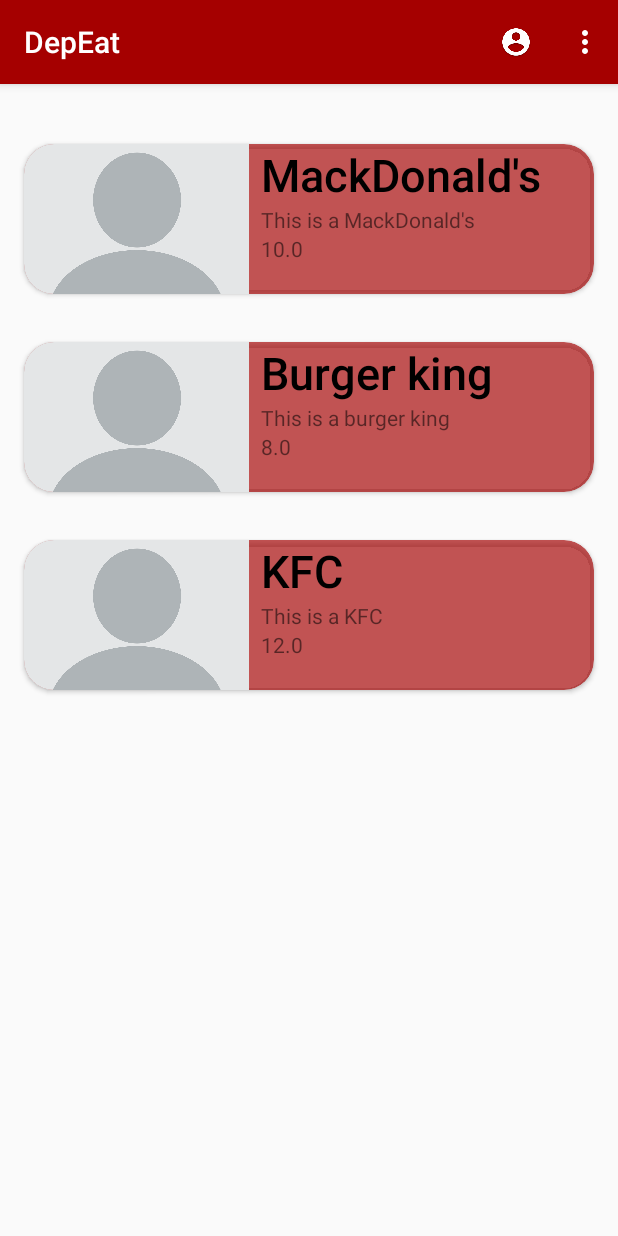
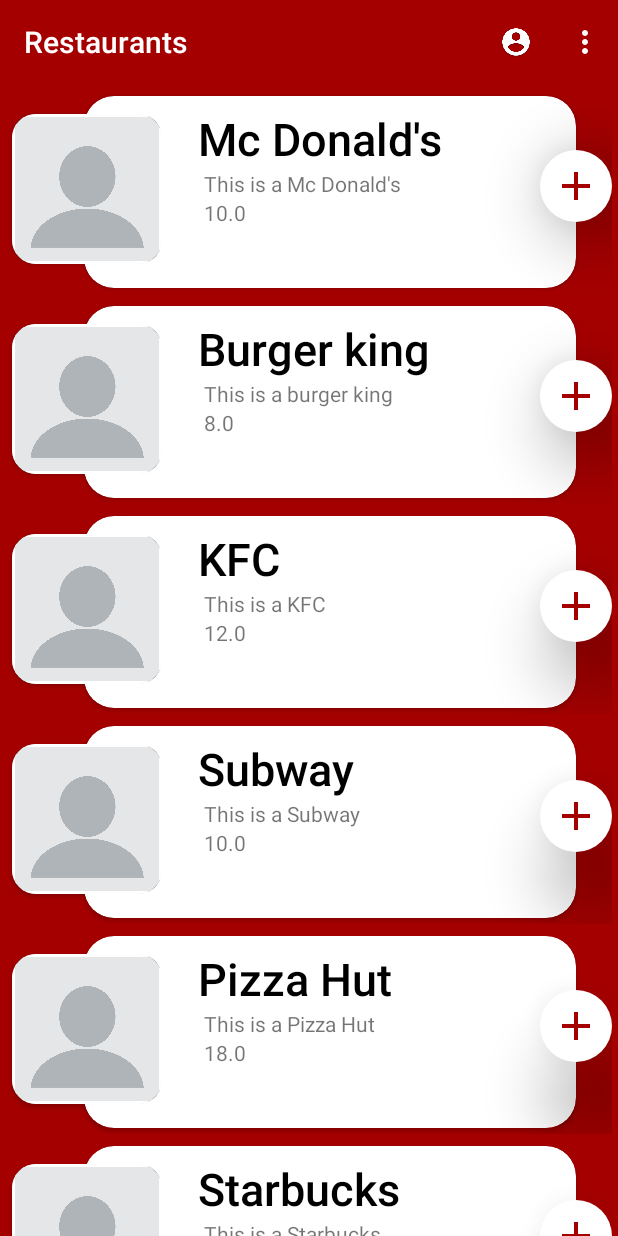
Before and after one commit to AlessandroAgneti/DEPAndroid, an Android app: the screen it shows after launch (MainActivity), on a phone screen of 412 x 824 dp. Run offline under Robolectric (Android 15) with nearby library versions, the phone set to English and light mode, and no system bars.

Commit message:
change layout of menu

```diff
--- a/app/src/main/java/com/example/depeat/ui/activities/MainActivity.java
+++ b/app/src/main/java/com/example/depeat/ui/activities/MainActivity.java
@@ -1,6 +1,9 @@
 package com.example.depeat.ui.activities;
 
+import android.app.ActionBar;
 import android.content.Intent;
+import android.graphics.Color;
+import android.graphics.drawable.ColorDrawable;
 import android.os.Bundle;
 import android.support.v7.app.AppCompatActivity;
 import android.support.v7.widget.LinearLayoutManager;
@@ -8,6 +11,8 @@ import android.support.v7.widget.RecyclerView;
 import android.view.Menu;
 import android.view.MenuInflater;
 import android.view.MenuItem;
+import android.view.View;
+import android.view.Window;
 import android.view.WindowManager;
 
 import com.example.depeat.R;
@@ -28,6 +33,16 @@ public class MainActivity extends AppCompatActivity {
     protected void onCreate(Bundle savedInstanceState) {
         super.onCreate(savedInstanceState);
         MainActivity.this.getWindow().setFlags(WindowManager.LayoutParams.FLAG_FULLSCREEN, WindowManager.LayoutParams.FLAG_FULLSCREEN);
+        View decorView = getWindow().getDecorView();
+        int uiOptions = View.SYSTEM_UI_FLAG_HIDE_NAVIGATION;
+        decorView.setSystemUiVisibility(uiOptions);
+
+        MainActivity.this.getWindow().setFlags(WindowManager.LayoutParams.FLAG_TRANSLUCENT_NAVIGATION, WindowManager.LayoutParams.FLAG_TRANSLUCENT_NAVIGATION);
+        getSupportActionBar().setBackgroundDrawable(new ColorDrawable(Color.TRANSPARENT));
+        //getSupportActionBar().setDisplayShowTitleEnabled(false);
+        getSupportActionBar().setTitle("Restaurants");
+
+
         setContentView(R.layout.activity_main);
         restaurantRV = findViewById(R.id.places_rv);
         layoutManager = new LinearLayoutManager(this);
@@ -40,9 +55,16 @@ public class MainActivity extends AppCompatActivity {
 
     private ArrayList<Restaurant> getData(){
         arrayList = new ArrayList<>();
-        arrayList.add(new Restaurant(R.drawable.blank_profile, "MackDonald's", "This is a MackDonald's", 10.0F));
+        arrayList.add(new Restaurant(R.drawable.blank_profile, "Mc Donald's", "This is a Mc Donald's", 10.0F));
         arrayList.add(new Restaurant(R.drawable.blank_profile, "Burger king", "This is a burger king", 8.0F));
         arrayList.add(new Restaurant(R.drawable.blank_profile, "KFC", "This is a KFC", 12.0F));
+        arrayList.add(new Restaurant(R.drawable.blank_profile, "Subway", "This is a Subway", 10.0F));
+        arrayList.add(new Restaurant(R.drawable.blank_profile, "Pizza Hut", "This is a Pizza Hut", 18.0F));
+        arrayList.add(new Restaurant(R.drawable.blank_profile, "Starbucks", "This is a Starbucks", 5.0F));
+        arrayList.add(new Restaurant(R.drawable.blank_profile, "Domino's Pizza", "This is a Domino's Pizza", 12.0F));
+
+
+
         return arrayList;
     }
 
--- a/app/src/main/java/com/example/depeat/ui/activities/adapters/RestaurantAdapter.java
+++ b/app/src/main/java/com/example/depeat/ui/activities/adapters/RestaurantAdapter.java
@@ -18,6 +18,7 @@ public class RestaurantAdapter extends RecyclerView.Adapter {
 
     private LayoutInflater inflater;
     private ArrayList<Restaurant> data;
+    private Context context;
 
     public RestaurantAdapter(Context context, ArrayList<Restaurant> data){
         inflater = LayoutInflater.from(context);
--- /dev/null
+++ b/app/src/main/res/drawable/circ_button.xml
@@ -0,0 +1,5 @@
+<?xml version="1.0" encoding="utf-8"?>
+<shape xmlns:android="http://schemas.android.com/apk/res/android" android:shape="rectangle">
+    <corners android:radius="50dp"/>
+    <solid android:color="#FFFFFF"/>
+</shape>
--- /dev/null
+++ b/app/src/main/res/drawable/ic_add_black_24dp.xml
@@ -0,0 +1,5 @@
+<vector android:height="24dp" android:tint="#A50000"
+    android:viewportHeight="24.0" android:viewportWidth="24.0"
+    android:width="24dp" xmlns:android="http://schemas.android.com/apk/res/android">
+    <path android:fillColor="#FF000000" android:pathData="M19,13h-6v6h-2v-6H5v-2h6V5h2v6h6v2z"/>
+</vector>
--- /dev/null
+++ b/app/src/main/res/drawable/image_restaurant.xml
@@ -0,0 +1,7 @@
+<?xml version="1.0" encoding="UTF-8" ?>
+<shape xmlns:android="http://schemas.android.com/apk/res/android">
+    <solid android:color="#000000" />
+    <stroke android:width="3dp" android:color="#FFFFFFFF" />
+    <corners android:bottomRightRadius="15dp" android:bottomLeftRadius="15dp" android:topLeftRadius="15dp" android:topRightRadius="15dp" />
+    <padding android:left="2dp" android:top="2dp" android:right="2dp" android:bottom="2dp" />
+</shape>
--- a/app/src/main/res/layout/activity_main.xml
+++ b/app/src/main/res/layout/activity_main.xml
@@ -2,11 +2,14 @@
 <LinearLayout xmlns:android="http://schemas.android.com/apk/res/android"
     xmlns:tools="http://schemas.android.com/tools"
     android:layout_width="match_parent"
-    android:layout_height="wrap_content"
+    android:orientation="vertical"
+    android:layout_height="match_parent"
     tools:context=".ui.activities.MainActivity"
-    android:layout_marginTop="24dp">
+    android:background="@color/colorPrimary">
 
     <android.support.v7.widget.RecyclerView
+        android:clipToPadding="false"
+        android:paddingTop="56dp"
         android:layout_width="match_parent"
         android:layout_height="match_parent"
         android:id="@+id/places_rv"/>
--- a/app/src/main/res/layout/item_restaurant.xml
+++ /dev/null
@@ -1,26 +0,0 @@
-<?xml version="1.0" encoding="utf-8"?>
-<LinearLayout xmlns:android="http://schemas.android.com/apk/res/android"
-    android:orientation="vertical"
-    android:layout_width="match_parent"
-    android:layout_height="200dp">
-
-    <ImageView
-        android:layout_width="wrap_content"
-        android:layout_height="wrap_content"
-        android:id="@+id/image_restaurant"/>
-
-    <TextView
-        android:layout_width="wrap_content"
-        android:layout_height="wrap_content"
-        android:id="@+id/name_tv"/>
-
-    <TextView
-        android:layout_width="wrap_content"
-        android:layout_height="wrap_content"
-        android:id="@+id/name_indirizzo"/>
-
-    <TextView
-        android:layout_width="wrap_content"
-        android:layout_height="wrap_content"
-        android:id="@+id/name_float"/>
-</LinearLayout>
--- a/app/src/main/res/layout/item_restaurant_cardview.xml
+++ b/app/src/main/res/layout/item_restaurant_cardview.xml
@@ -1,54 +1,96 @@
 <?xml version="1.0" encoding="utf-8"?>
-<LinearLayout xmlns:android="http://schemas.android.com/apk/res/android"
+<RelativeLayout xmlns:android="http://schemas.android.com/apk/res/android"
+    xmlns:app="http://schemas.android.com/apk/res-auto"
     android:layout_width="match_parent"
     android:layout_height="wrap_content"
-    xmlns:app="http://schemas.android.com/apk/res-auto"
-    android:orientation="vertical">
+    android:layout_marginEnd="4dp"
+    android:layout_marginStart="4dp">
 
     <android.support.v7.widget.CardView
         android:layout_width="match_parent"
         android:layout_height="wrap_content"
-        android:backgroundTint="#AAa50000"
-        app:cardCornerRadius="20dp"
-        android:layout_margin="16dp">
-        <RelativeLayout
+        android:layout_marginTop="8dp"
+        android:layout_marginEnd="24dp"
+        android:layout_marginStart="52dp"
+        android:background="@drawable/button"
+        android:layout_marginBottom="4dp"
+        android:foregroundGravity="center_vertical"
+        app:cardCornerRadius="20dp">
+
+        <LinearLayout
             android:layout_width="match_parent"
-            android:layout_height="wrap_content"
-            >
+            android:layout_height="128dp"
+            android:layout_marginStart="72dp"
+            android:orientation="vertical">
 
-        <ImageView
-            android:id="@+id/image_restaurant"
-            android:layout_width="150dp"
-            android:layout_height="100dp"
-            android:scaleType="centerCrop" />
 
             <TextView
                 android:id="@+id/name_tv"
                 android:layout_width="wrap_content"
                 android:layout_height="wrap_content"
+                android:layout_marginStart="4dp"
+                android:layout_marginTop="8dp"
+                android:fontFamily="sans-serif-medium"
                 android:textColor="@color/colorBlack"
-            android:layout_marginStart="8dp"
-            android:fontFamily="sans-serif-medium"
-            android:layout_alignParentTop="true"
-            android:layout_toEndOf="@id/image_restaurant"
                 android:textSize="30sp" />
 
             <TextView
                 android:id="@+id/name_indirizzo"
                 android:layout_width="wrap_content"
-            android:layout_marginStart="8dp"
                 android:layout_height="wrap_content"
-            android:layout_below="@+id/name_tv"
-            android:layout_toEndOf="@+id/image_restaurant" />
+                android:layout_marginStart="8dp" />
 
             <TextView
                 android:id="@+id/name_float"
                 android:layout_width="wrap_content"
-            android:layout_marginStart="8dp"
                 android:layout_height="wrap_content"
-            android:layout_below="@+id/name_indirizzo"
-            android:layout_toEndOf="@+id/image_restaurant" />
+                android:layout_marginStart="8dp" />
 
+        </LinearLayout>
+    </android.support.v7.widget.CardView>
+
+    <android.support.v7.widget.CardView
+        android:layout_width="wrap_content"
+        android:layout_height="wrap_content"
+        android:elevation="30dp"
+        android:layout_marginTop="20dp"
+        android:layout_marginStart="4dp"
+        app:cardCornerRadius="16dp">
+
+        <LinearLayout
+            android:layout_width="100dp"
+            android:elevation="30dp"
+            android:layout_height="100dp">
+
+            <ImageView
+                android:elevation="30dp"
+                android:background="@drawable/image_login"
+                android:id="@+id/image_restaurant"
+                android:layout_width="100dp"
+                android:layout_height="100dp"
+                android:src="@drawable/blank_profile" />
+
+        </LinearLayout>
+    </android.support.v7.widget.CardView>
+
+    <FrameLayout
+        android:layout_width="wrap_content"
+        android:layout_height="wrap_content"
+        android:background="@drawable/circ_button"
+        android:layout_alignParentEnd="true"
+        android:elevation="30dp"
+        android:layout_marginTop="44dp"
+        android:clickable="true"
+        android:focusable="true"
+        android:foreground="?attr/selectableItemBackgroundBorderless">
+
+        <ImageView
+            android:id="@+id/button_plus"
+            android:elevation="30dp"
+            android:layout_width="32dp"
+            android:layout_height="32dp"
+            android:layout_margin="8dp"
+            android:src="@drawable/ic_add_black_24dp"/>
+
+    </FrameLayout>
 </RelativeLayout>
-    </android.support.v7.widget.CardView>
-</LinearLayout>
--- a/app/src/main/res/values/styles.xml
+++ b/app/src/main/res/values/styles.xml
@@ -7,6 +7,6 @@
         <item name="colorPrimaryDark">@color/colorPrimary</item>
         <!-- <item name="colorPrimaryDark">@color/colorPrimaryDark</item> -->
         <item name="colorAccent">@color/colorAccent</item>
+
     </style>
-
 </resources>
```
Also changed, not shown: app/src/main/res/drawable/baseline_add_black_18dp.png (added). Lines whose indentation alone changed are shown as unchanged.
